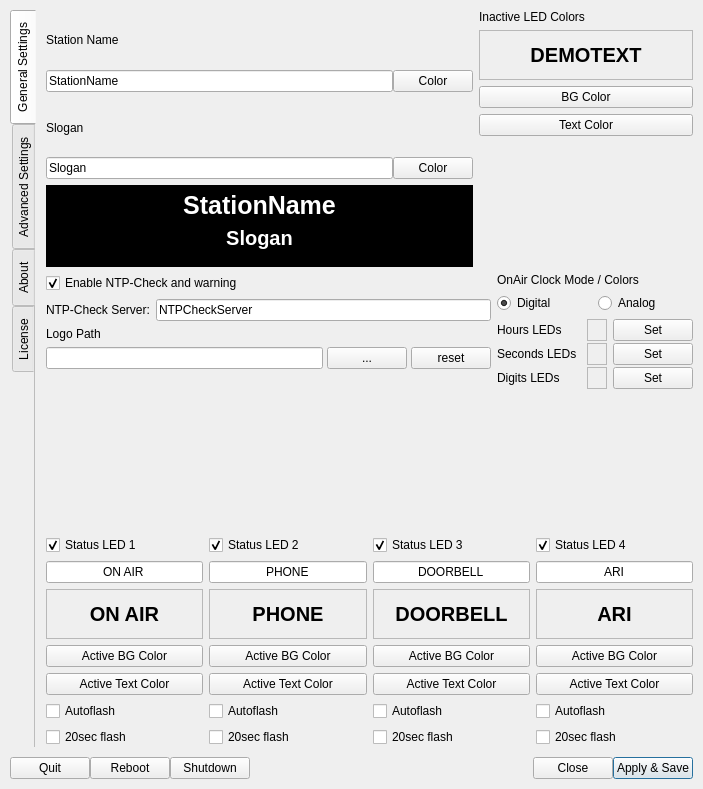
Old version of the form settings.ui in the repository saschaludwig/OnAirScreen.
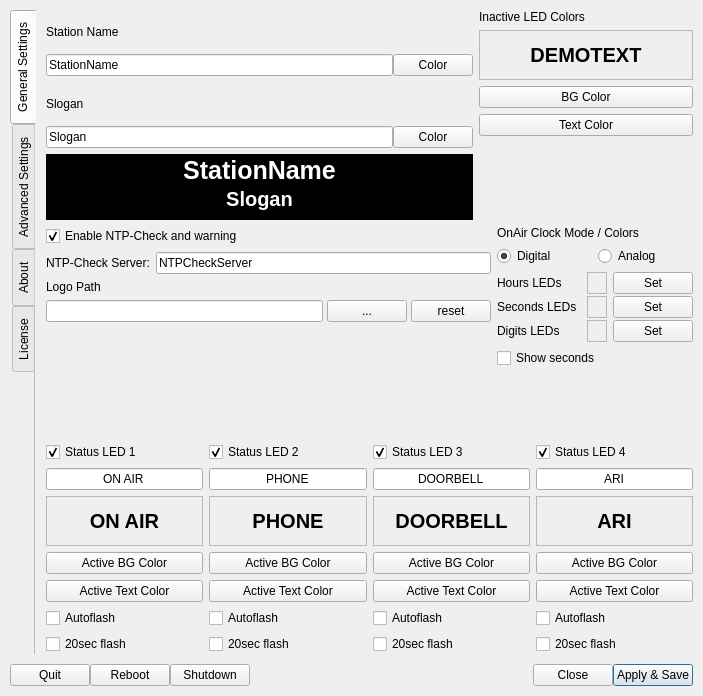
New version of the form. Icons and pictures are not drawn.

Commit message: added seconds display to digital clock

Patch:
```diff
--- a/settings.ui
+++ b/settings.ui
@@ -7,7 +7,7 @@
     <x>0</x>
     <y>0</y>
     <width>703</width>
-    <height>789</height>
+    <height>696</height>
    </rect>
   </property>
   <property name="minimumSize">
@@ -815,6 +815,13 @@
              </item>
             </layout>
            </item>
+           <item>
+            <widget class="QCheckBox" name="showSeconds">
+             <property name="text">
+              <string>Show seconds</string>
+             </property>
+            </widget>
+           </item>
            <item>
             <spacer name="verticalSpacer_7">
              <property name="orientation">
```
Left out of the diff: 104 changed lines with no effect on the pictures. The commit also changes 3 other files.
